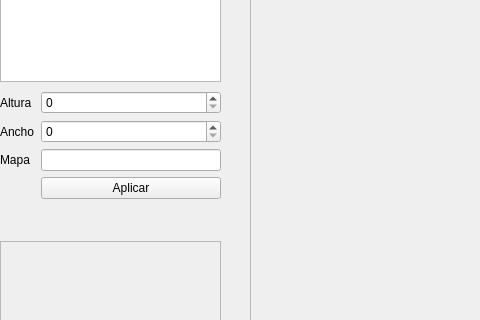
This is editor_src/Editor/mainwindow.ui in gonzalomartinezs/Wolfenstein3D as Qt 5 draws it before an edit; both pictures show x 0 to 480 and y 119 to 439 of the 896 by 520 pixel window. The edited form follows.
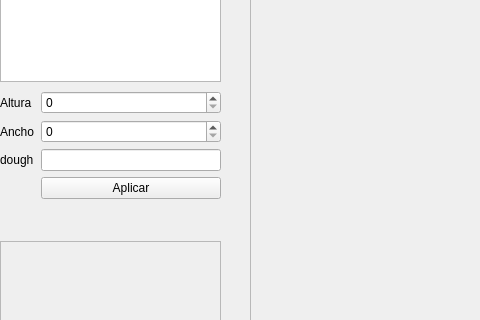
This is the edited form. Custom widgets are drawn as their Qt base class.

What changed in the file:
```diff
--- a/editor_src/Editor/mainwindow.ui
+++ b/editor_src/Editor/mainwindow.ui
@@ -97,7 +97,7 @@
        <item row="2" column="0">
         <widget class="QLabel" name="label_3">
          <property name="text">
-          <string>Mapa</string>
+          <string>dough</string>
          </property>
         </widget>
        </item>
```
